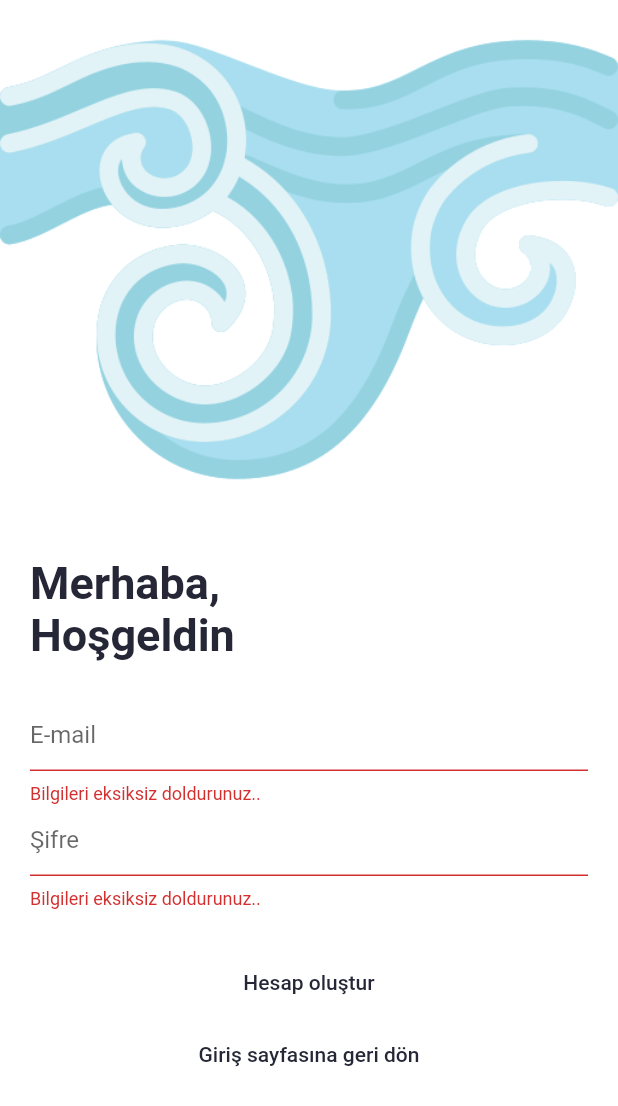
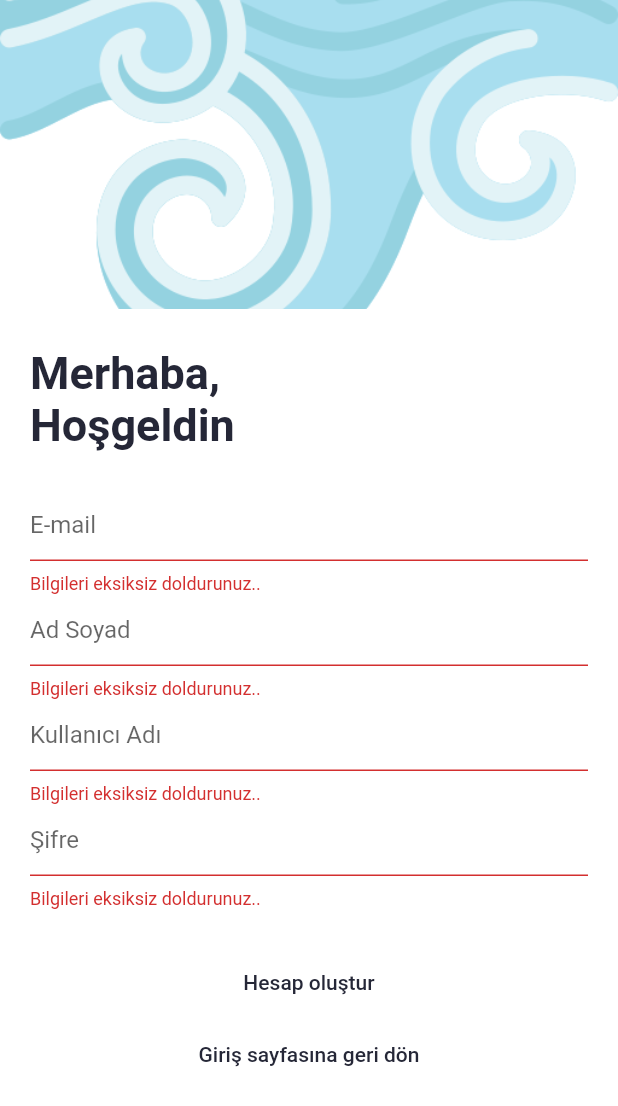
Before and after one commit to iremkryt/social_media_clone_flutter, a Flutter app: the SignUp screen opened by its route, after a tap on "Hesap oluştur", on a phone screen of 412 x 824 dp. Shown: the top 1106 px of the screen. Run offline on Flutter 3.47's test engine with Material 2 defaults, Android fonts, the phone set to English and light mode, and no system bars; our stand-ins replace firebase_auth, firebase_core; accounts and stored records are empty.

Commit message:
Update signup page

```diff
--- a/social_media_clone/lib/pages/auth/sign_up.dart
+++ b/social_media_clone/lib/pages/auth/sign_up.dart
@@ -2,6 +2,8 @@ import 'package:firebase_auth/firebase_auth.dart';
 import 'package:flutter/src/widgets/container.dart';
 import 'package:flutter/src/widgets/framework.dart';
 import 'package:flutter/material.dart';
+import 'package:social_media_clone/pages/home_page.dart';
+import 'package:social_media_clone/service/auth_service.dart';
 
 class SignUp extends StatefulWidget {
   const SignUp({super.key});
@@ -12,7 +14,7 @@ class SignUp extends StatefulWidget {
 
 class _SignUpState extends State<SignUp> {
 
-  late String email, password;
+  late String email, fullname, username, password;
   final formKey = GlobalKey<FormState>();
   final firebaseAuth = FirebaseAuth.instance;
 
@@ -27,7 +29,7 @@ class _SignUpState extends State<SignUp> {
             crossAxisAlignment: CrossAxisAlignment.start,
             children: [
               Container(
-                height: height * 0.42,
+                height: height * 0.25,
                 decoration: const BoxDecoration(
                   image: DecorationImage(
                     fit: BoxFit.cover,
@@ -53,6 +55,8 @@ class _SignUpState extends State<SignUp> {
                       ),
                       customSizedBox(),
                       emailTextFile(),
+                      fullnameTextFile(),
+                      usernameTextFile(),
                       passwordTextFile(),
                       customSizedBox(),
                       signUpButton(),
@@ -91,7 +95,7 @@ class _SignUpState extends State<SignUp> {
   Center signUpButton(){
     return Center(
       child: TextButton(
-        onPressed: signIn,
+        onPressed: signUp,
         child: Text(
           "Hesap oluştur",
           style: TextStyle(color: Color.fromARGB(255, 37, 39, 55))
@@ -100,27 +104,12 @@ class _SignUpState extends State<SignUp> {
     );
   }
 
-  void signIn() async {
+  void signUp() async {
         if (formKey.currentState!.validate()) {
           formKey.currentState!.save();
-          try {
-            var userResult =
-              await firebaseAuth.createUserWithEmailAndPassword(
-                email: email,
-                password: password
-              );
-              formKey.currentState!.reset();
-            ScaffoldMessenger.of(context).showSnackBar(
-              SnackBar(
-                content: Text(
-                  "Hesap oluşturuldu. Giriş sayfasına yönlendiriyorsunuz.",
-                ),
-              ),
-            );
-            Navigator.pushReplacementNamed(context, "/loginPage");
-          } catch (e) {
-            print(e.toString());
-          }
+          final result =
+            await authService.signUp(email, username, fullname, password);
+          Navigator.of(context).pushAndRemoveUntil(MaterialPageRoute(builder: ((context) => HomePage())), (route) => false);
         } else {
 
         }
@@ -151,6 +140,34 @@ class _SignUpState extends State<SignUp> {
     );
   }
 
+  TextFormField fullnameTextFile(){
+    return TextFormField(
+      validator: (value) {
+        if (value!.isEmpty){
+          return "Bilgileri eksiksiz doldurunuz..";
+        } else {}
+      },
+      onSaved: (value) {
+        fullname = value!;
+      },
+      decoration: customInputDecoration("Ad Soyad"),
+    );
+  }
+
+  TextFormField usernameTextFile(){
+    return TextFormField(
+      validator: (value) {
+        if (value!.isEmpty){
+          return "Bilgileri eksiksiz doldurunuz..";
+        } else {}
+      },
+      onSaved: (value) {
+        username = value!;
+      },
+      decoration: customInputDecoration("Kullanıcı Adı"),
+    );
+  }
+
   TextFormField passwordTextFile(){
     return TextFormField(
       validator: (value) {
```
